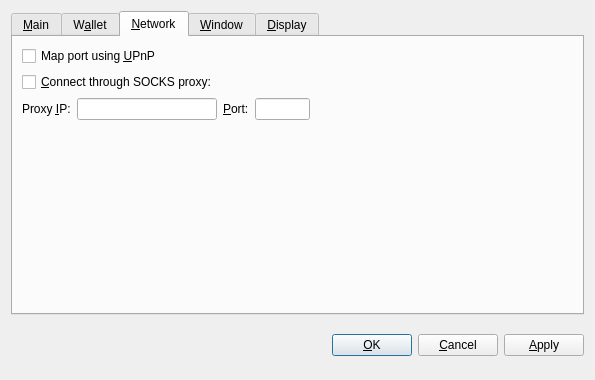
bayerman-rol/eMark, file src/qt/forms/optionsdialog.ui: the form before one commit.
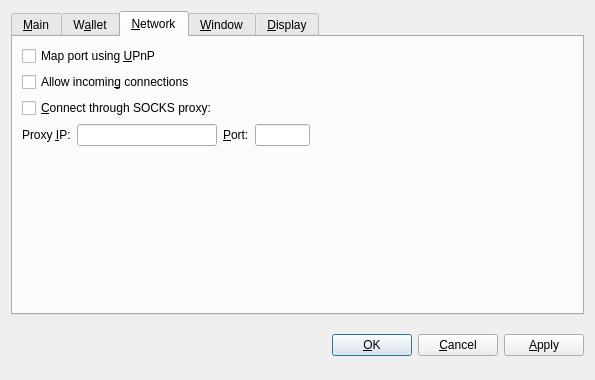
The form after the commit. The open tabs and pages were chosen to show the change. Custom widgets are drawn as their Qt base class.

Commit message: add "Allow incoming connections" (listen)

Diff of the .ui file:
```diff
--- a/src/qt/forms/optionsdialog.ui
+++ b/src/qt/forms/optionsdialog.ui
@@ -224,6 +224,16 @@
          </property>
         </widget>
        </item>
+       <item>
+        <widget class="QCheckBox" name="allowIncoming">
+         <property name="toolTip">
+          <string>Accept connections from outside.</string>
+         </property>
+         <property name="text">
+          <string>Allow incomin&amp;g connections</string>
+         </property>
+        </widget>
+       </item>
        <item>
         <widget class="QCheckBox" name="connectSocks">
          <property name="toolTip">
```
The commit also changes 12 other files.
